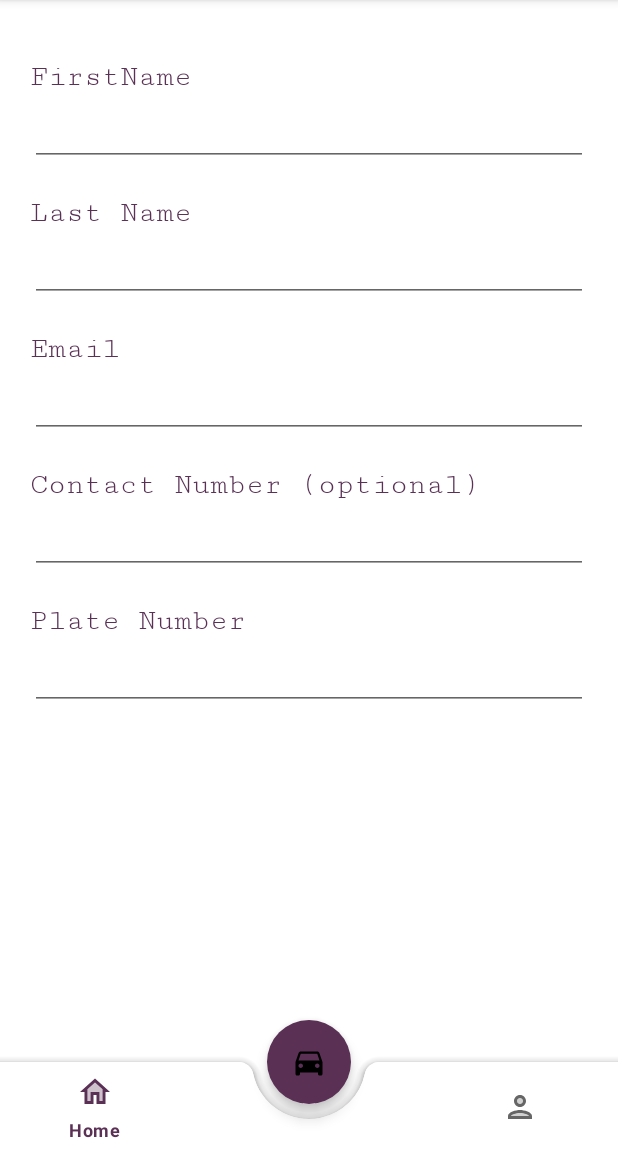
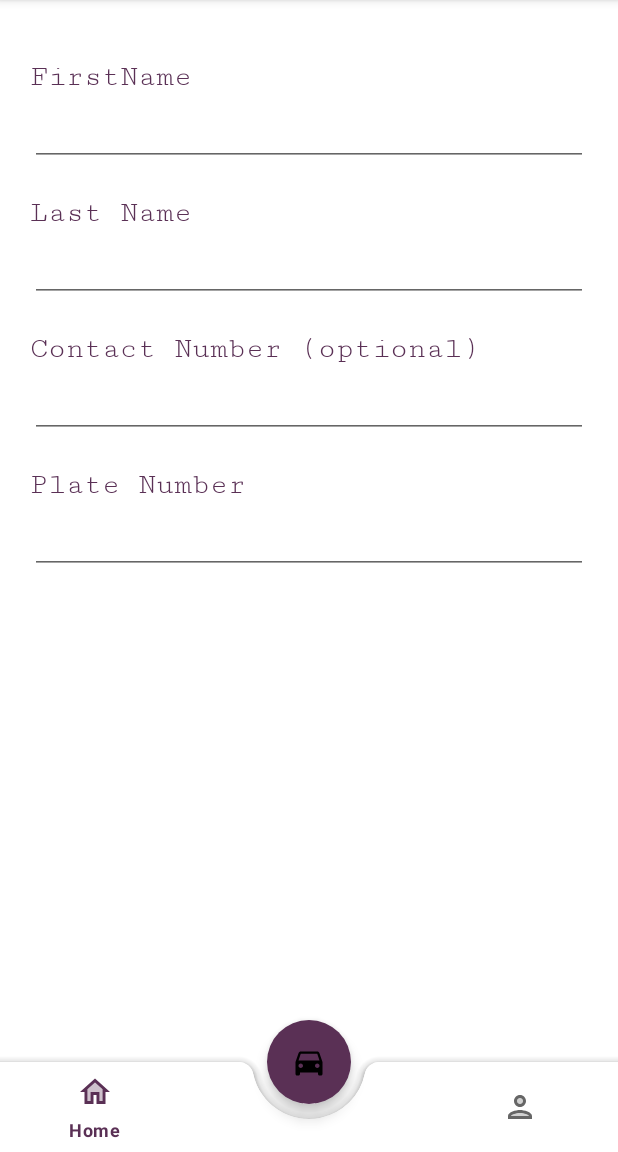
Before and after one commit to mayankaryaca/Maple_Parking_App, an Android app: the fragment EditProfileFragment placed in its activity, on a phone screen of 412 x 824 dp, the part 84-1236 px from its top. Run offline under Robolectric (Android 15) with nearby library versions, the phone set to English and light mode, and no system bars; our stand-ins replace Firebase (no records; nobody signed in at launch, a user with empty details on screens opened directly); 2 statements that could not run were skipped.

Commit message:
profile validation

```diff
--- a/app/src/main/AndroidManifest.xml
+++ b/app/src/main/AndroidManifest.xml
@@ -36,8 +36,7 @@
 
         <activity android:name=".SignUpActivity" />
         <activity
-            android:name=".LoginScreenActivity"
-            android:theme="@style/AppTheme.NoActionBar" />
+            android:name=".LoginScreenActivity"/>
         <activity
             android:name=".SplashScreenActivity"
             android:theme="@style/AppTheme.NoActionBar">
--- a/app/src/main/java/com/example/maple/ParkingDetailsFragment.java
+++ b/app/src/main/java/com/example/maple/ParkingDetailsFragment.java
@@ -10,6 +10,7 @@ import androidx.annotation.Nullable;
 import androidx.fragment.app.Fragment;
 import androidx.lifecycle.Observer;
 
+import android.util.Log;
 import android.view.LayoutInflater;
 import android.view.View;
 import android.view.ViewGroup;
@@ -58,13 +59,15 @@ public class ParkingDetailsFragment extends Fragment {
         this.binding.btnShowLocation.setOnClickListener(new View.OnClickListener() {
             @Override
             public void onClick(View view) {
+                // Set mapView
+                Log.d(TAG, "Lat " + parkingDetail.getGeo_location_lat() + " Lng " + parkingDetail.getGeo_location_lng());
+
                 Intent mapIntent = new Intent(context, MapsActivity.class);
                 mapIntent.putExtra("EXTRA_LAT", parkingDetail.getGeo_location_lat());
                 mapIntent.putExtra("EXTRA_LNG", parkingDetail.getGeo_location_lng());
                 startActivity(mapIntent);
             }
         });
-
         return view;
     }
 
--- a/app/src/main/java/com/example/maple/ProfileFragment.java
+++ b/app/src/main/java/com/example/maple/ProfileFragment.java
@@ -64,7 +64,6 @@ public class ProfileFragment extends Fragment {
     private void profileUI(Profile profile) {
         this.binding.tvDisplayFirstName.setText(profile.getFirstName());
         this.binding.tvDisplayLastName.setText(profile.getLastName());
-//        this.binding.tvDisplayEmail.setText(user.getEmail());
         this.binding.tvDisplayPhoneNumber.setText(profile.getContact());
         this.binding.tvDisplayPlateNumber.setText(profile.getCarPlate());
     }
--- a/app/src/main/java/com/example/maple/Repositories/UserRepository.java
+++ b/app/src/main/java/com/example/maple/Repositories/UserRepository.java
@@ -99,7 +99,8 @@ public class UserRepository {
         }
     }
 
-    public void updateProfile(Profile profile){
+    boolean updateSuccess = false;
+    public boolean updateProfile(Profile profile){
         try{
             Map<String, Object> updateInfo = new HashMap<>();
             updateInfo.put("firstName", profile.getFirstName());
@@ -113,6 +114,7 @@ public class UserRepository {
                         @Override
                         public void onSuccess(Void unused) {
                             Log.d(TAG, "onSuccess: Document updated successfully");
+                            updateSuccess = true;
                         }
                     })
                     .addOnFailureListener(new OnFailureListener() {
@@ -121,8 +123,10 @@ public class UserRepository {
                             Log.d(TAG, "onFailure: Unable to update document" + e.getLocalizedMessage());
                         }
                     });
+                    return updateSuccess;
         }catch (Exception ex){
             Log.e(TAG, "updateProfile: Unable to update document " + ex.getLocalizedMessage() );
+            return updateSuccess;
         }
     }
 
--- a/app/src/main/java/com/example/maple/ViewControllers/UserViewModel.java
+++ b/app/src/main/java/com/example/maple/ViewControllers/UserViewModel.java
@@ -42,8 +42,9 @@ public class UserViewModel extends AndroidViewModel {
         this.userRepository.getProfile(id);
         this.userProfile = this.userRepository.userProfile;
     }
-    public void updateProfile(Profile profile){
-        this.userRepository.updateProfile(profile);
+    public boolean updateProfile(Profile profile){
+        boolean isSuccess = this.userRepository.updateProfile(profile);
+        return isSuccess;
     }
 
     public void updateStatus(String userID){
--- a/app/src/main/res/layout/fragment_edit_profile.xml
+++ b/app/src/main/res/layout/fragment_edit_profile.xml
@@ -68,34 +68,6 @@
     <TextView
         android:layout_width="match_parent"
         android:layout_height="wrap_content"
-        android:id="@+id/tvEmail"
-        android:text="Email"
-        android:textSize="20dp"
-        android:layout_marginStart="20dp"
-        android:layout_marginEnd="20dp"
-        android:paddingTop="20dp"
-        android:fontFamily = "serif-monospace"
-        android:textColor="@color/app_color"
-        app:layout_constraintTop_toBottomOf="@+id/etOutputLastName"
-        app:layout_constraintEnd_toEndOf="parent"
-        app:layout_constraintStart_toStartOf="parent"
-        />
-
-    <EditText
-        android:layout_width="match_parent"
-        android:layout_height="wrap_content"
-        android:id="@+id/etOutputEmail"
-        android:textSize="20dp"
-        android:layout_marginStart="20dp"
-        android:layout_marginEnd="20dp"
-        app:layout_constraintTop_toBottomOf="@+id/tvEmail"
-        app:layout_constraintEnd_toEndOf="parent"
-        app:layout_constraintStart_toStartOf="parent"/>
-
-
-    <TextView
-        android:layout_width="match_parent"
-        android:layout_height="wrap_content"
         android:id="@+id/tvContact"
         android:text="Contact Number (optional)"
         android:textSize="20dp"
@@ -104,7 +76,7 @@
         android:paddingTop="20dp"
         android:fontFamily = "serif-monospace"
         android:textColor="@color/app_color"
-        app:layout_constraintTop_toBottomOf="@+id/etOutputEmail"
+        app:layout_constraintTop_toBottomOf="@+id/etOutputLastName"
         app:layout_constraintEnd_toEndOf="parent"
         app:layout_constraintStart_toStartOf="parent"/>
     />
@@ -152,7 +124,7 @@
             android:id="@+id/btUpdateProfile"
             android:layout_width="match_parent"
             android:layout_height="wrap_content"
-            android:text="Edit Profile"
+            android:text="Update Profile"
             app:layout_constraintBottom_toTopOf="@+id/etOutputPlate"
             app:layout_constraintEnd_toEndOf="parent"
             app:layout_constraintHorizontal_bias="1.0"
```
Also changed, not shown: app/src/main/java/com/example/maple/EditProfileFragment.java (+43 -8 lines), app/src/main/java/com/example/maple/MapsActivity.java (+6 -1 lines), app/src/main/java/com/example/maple/Repositories/FirebaseAuthenticationController.java (+38 -2 lines), app/src/main/res/layout/fragment_parking_details.xml (+10 -0 lines), app/src/main/res/layout/fragment_profile.xml (+2 -34 lines).
